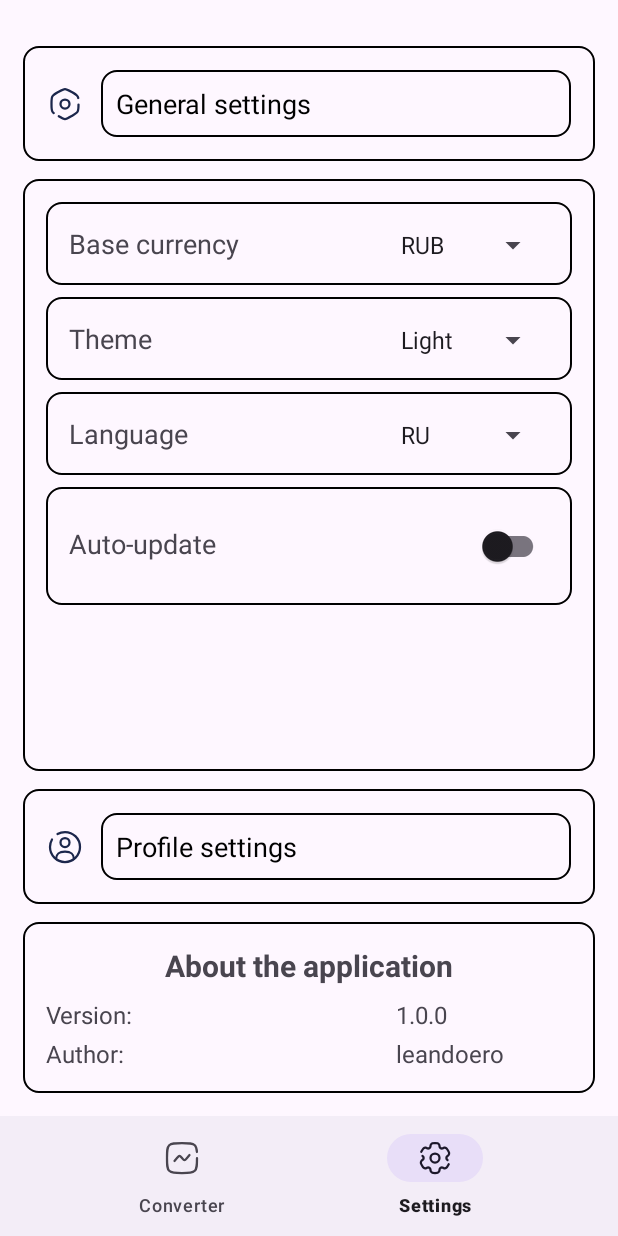
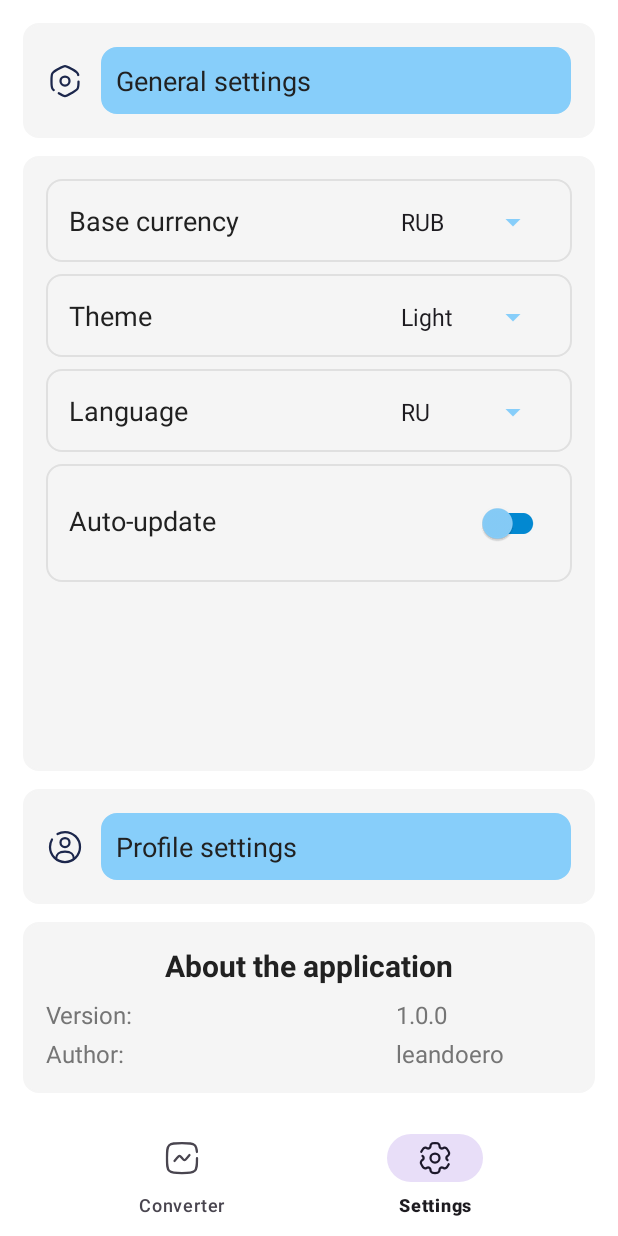
Before and after one commit to leandoero/CurrencyConverter, an Android app: the SettingsFragment screen opened through its navigation route, on a phone screen of 412 x 824 dp. Run offline under Robolectric (Android 15) with nearby library versions, the phone set to English and light mode, and no system bars; our stand-ins replace navigation-ui.

Commit message:
completed application mockup (without fonts)

```diff
--- a/app/src/main/java/com/example/currencyconverter/MainActivity.kt
+++ b/app/src/main/java/com/example/currencyconverter/MainActivity.kt
@@ -2,6 +2,7 @@ package com.example.currencyconverter
 
 import android.os.Bundle
 import androidx.appcompat.app.AppCompatActivity
+import androidx.core.content.ContextCompat
 import androidx.navigation.ui.setupWithNavController
 import androidx.navigation.fragment.NavHostFragment
 import com.example.currencyconverter.databinding.ActivityMainBinding
@@ -19,5 +20,7 @@ class MainActivity : AppCompatActivity() {
             .findFragmentById(R.id.nav_host_fragment) as NavHostFragment
         val navController = navHostFragment.navController
         binding.bottomNav.setupWithNavController(navController)
+        window.statusBarColor = ContextCompat.getColor(this, R.color.colorBackground)
+
     }
 }
--- a/app/src/main/res/drawable/ic_general_settings.xml
+++ b/app/src/main/res/drawable/ic_general_settings.xml
@@ -7,11 +7,11 @@
       android:pathData="M7.843,20.198C9.872,21.399 10.886,22 12,22C13.114,22 14.128,21.399 16.157,20.198L16.843,19.792C18.872,18.59 19.886,17.989 20.443,17C21,16.011 21,14.809 21,12.406M20.815,8C20.733,7.628 20.614,7.304 20.443,7C19.886,6.011 18.872,5.41 16.843,4.208L16.157,3.802C14.128,2.601 13.114,2 12,2C10.886,2 9.872,2.601 7.843,3.802L7.157,4.208C5.128,5.41 4.114,6.011 3.557,7C3,7.989 3,9.191 3,11.594V12.406C3,14.809 3,16.011 3.557,17C3.783,17.402 4.085,17.74 4.5,18.08"
       android:strokeWidth="1.5"
       android:fillColor="#00000000"
-      android:strokeColor="#1C274C"
+      android:strokeColor="@color/colorIcon"
       android:strokeLineCap="round"/>
   <path
       android:pathData="M12,12m-3,0a3,3 0,1 1,6 0a3,3 0,1 1,-6 0"
       android:strokeWidth="1.5"
       android:fillColor="#00000000"
-      android:strokeColor="#1C274C"/>
+      android:strokeColor="@color/colorIcon"/>
 </vector>
--- a/app/src/main/res/drawable/ic_user.xml
+++ b/app/src/main/res/drawable/ic_user.xml
@@ -7,17 +7,17 @@
       android:pathData="M12,9m-3,0a3,3 0,1 1,6 0a3,3 0,1 1,-6 0"
       android:strokeWidth="1.5"
       android:fillColor="#00000000"
-      android:strokeColor="#1C274C"/>
+      android:strokeColor="@color/colorIcon"/>
   <path
       android:pathData="M17.969,20C17.81,17.108 16.925,15 12,15C7.075,15 6.19,17.108 6.031,20"
       android:strokeWidth="1.5"
       android:fillColor="#00000000"
-      android:strokeColor="#1C274C"
+      android:strokeColor="@color/colorIcon"
       android:strokeLineCap="round"/>
   <path
       android:pathData="M7,3.338C8.471,2.487 10.179,2 12,2C17.523,2 22,6.477 22,12C22,17.523 17.523,22 12,22C6.477,22 2,17.523 2,12C2,10.179 2.487,8.471 3.338,7"
       android:strokeWidth="1.5"
       android:fillColor="#00000000"
-      android:strokeColor="#1C274C"
+      android:strokeColor="@color/colorIcon"
       android:strokeLineCap="round"/>
 </vector>
--- a/app/src/main/res/drawable/oval_background.xml
+++ b/app/src/main/res/drawable/oval_background.xml
@@ -1,5 +1,6 @@
 <shape xmlns:android="http://schemas.android.com/apk/res/android"
     android:shape="rectangle">
-    <stroke android:width="1dp"/>
+    <stroke android:width="1dp"
+        android:color="@color/colorBorder"/>
     <corners android:radius="10dp" />
 </shape>
--- a/app/src/main/res/layout/activity_main.xml
+++ b/app/src/main/res/layout/activity_main.xml
@@ -22,6 +22,7 @@
     <com.google.android.material.bottomnavigation.BottomNavigationView
         android:id="@+id/bottomNav"
         android:layout_width="0dp"
+        android:background="@color/colorBackground"
         android:layout_height="wrap_content"
         android:layout_gravity="bottom"
         app:menu="@menu/bottom_nav_menu"
--- a/app/src/main/res/layout/fragment_converter.xml
+++ b/app/src/main/res/layout/fragment_converter.xml
@@ -4,6 +4,7 @@
     xmlns:app="http://schemas.android.com/apk/res-auto"
     android:id="@+id/constraintConverter"
     android:padding="16dp"
+    android:background="@color/colorBackground"
     android:layout_width="match_parent"
     android:layout_height="match_parent">
 
@@ -18,6 +19,7 @@
         android:layout_marginTop="32dp" />
 
     <TextView
+        android:textColor="@color/colorText"
         android:id="@+id/itextNotification"
         android:layout_width="0dp"
         android:layout_height="wrap_content"
@@ -37,6 +39,7 @@
         android:layout_height="wrap_content"
         android:text="@string/converter"
         android:textSize="32sp"
+        android:textColor="@color/colorText"
         android:padding="8dp"
         android:textStyle="bold"
         app:layout_constraintTop_toBottomOf="@id/imageGreetings"
@@ -47,6 +50,7 @@
     <!-- Подписи полей -->
     <TextView
         android:id="@+id/textAmount"
+        android:textColor="@color/colorTextSecondary"
         android:layout_width="wrap_content"
         android:layout_height="wrap_content"
         android:text="Amount"
@@ -57,6 +61,7 @@
 
     <TextView
         android:id="@+id/textСonverted"
+        android:textColor="@color/colorTextSecondary"
         android:layout_width="wrap_content"
         android:layout_height="wrap_content"
         android:text="Converted to"
@@ -67,6 +72,7 @@
 
     <!-- Поле ввода -->
     <LinearLayout
+        android:backgroundTint="@color/colorSurface"
         android:id="@+id/linearAmount"
         android:layout_width="0dp"
         android:layout_height="wrap_content"
@@ -90,7 +96,9 @@
             android:imeOptions="actionDone" />
 
         <Spinner
+            android:backgroundTint="@color/colorPrimary"
             android:id="@+id/spinnerAmount"
+
             android:layout_width="0dp"
             android:layout_height="48dp"
             android:layout_weight="2"
@@ -112,6 +120,7 @@
 
     <!-- Результат конвертации -->
     <LinearLayout
+        android:backgroundTint="@color/colorSurface"
         android:id="@+id/linearConverted"
         android:layout_width="0dp"
         android:layout_height="wrap_content"
@@ -133,6 +142,7 @@
             android:textColor="@color/gray" />
 
         <Spinner
+            android:backgroundTint="@color/colorPrimary"
             android:id="@+id/spinnerConverted"
             android:layout_width="0dp"
             android:layout_height="48dp"
@@ -143,6 +153,7 @@
 
     <!-- Нижний блок -->
     <LinearLayout
+        android:backgroundTint="@color/colorSurface"
         android:layout_width="0dp"
         android:layout_height="0dp"
         android:layout_marginTop="24dp"
@@ -163,12 +174,14 @@
 
             <Spinner
                 android:layout_width="0dp"
+                android:backgroundTint="@color/colorPrimary"
                 android:layout_height="wrap_content"
                 android:layout_weight="1"
                 android:entries="@array/amount_options" />
 
             <Spinner
                 android:layout_width="0dp"
+                android:backgroundTint="@color/colorPrimary"
                 android:layout_height="wrap_content"
                 android:layout_weight="1"
                 android:entries="@array/amount_options" />
@@ -179,8 +192,8 @@
             android:layout_width="match_parent"
             android:layout_height="wrap_content"
             android:text="Select pair"
-            android:backgroundTint="@color/black"
-            android:textColor="@android:color/white"
+            android:backgroundTint="@color/colorPrimary"
+            android:textColor="@color/colorText"
             android:layout_marginBottom="8dp" />
 
         <com.github.mikephil.charting.charts.LineChart
--- a/app/src/main/res/layout/fragment_settings.xml
+++ b/app/src/main/res/layout/fragment_settings.xml
@@ -1,16 +1,17 @@
 <?xml version="1.0" encoding="utf-8"?>
 <LinearLayout xmlns:android="http://schemas.android.com/apk/res/android"
     xmlns:tools="http://schemas.android.com/tools"
+    android:background="@color/colorBackground"
     xmlns:app="http://schemas.android.com/apk/res-auto"
     android:layout_width="match_parent"
     android:layout_height="match_parent"
     android:orientation="vertical"
-    android:layout_marginTop="15dp"
     android:padding="15dp"
     tools:context=".SettingsFragment">
 
 
     <androidx.constraintlayout.widget.ConstraintLayout
+        android:backgroundTint="@color/colorSurface"
         android:background="@drawable/oval_background"
         android:id="@+id/layout_general_settings"
         android:layout_width="match_parent"
@@ -29,6 +30,7 @@
             app:layout_constraintBottom_toBottomOf="parent" />
 
         <TextView
+            android:backgroundTint="@color/colorPrimary"
             android:background="@drawable/oval_background"
             android:padding="10dp"
             android:layout_marginStart="12dp"
@@ -37,7 +39,7 @@
             android:layout_height="wrap_content"
             android:gravity="center_vertical"
             android:text="General settings"
-            android:textColor="@android:color/black"
+            android:textColor="@color/colorText"
             android:textSize="18sp"
             app:layout_constraintBottom_toBottomOf="@+id/imageGeneralSettings"
             app:layout_constraintEnd_toEndOf="parent"
@@ -46,6 +48,7 @@
     </androidx.constraintlayout.widget.ConstraintLayout>
     <!-- Блок с настройками валют -->
     <LinearLayout
+        android:backgroundTint="@color/colorSurface"
         android:layout_width="match_parent"
         android:layout_height="0dp"
         android:layout_weight="1"
@@ -70,12 +73,14 @@
                 android:layout_weight="2"
                 android:layout_height="wrap_content"
                 android:text="Base currency"
+                android:textColor="@color/colorText"
                 android:textSize="18sp"
                 android:gravity="center_vertical" />
 
             <Spinner
                 android:layout_width="0dp"
                 android:layout_weight="1"
+                android:backgroundTint="@color/colorPrimary"
                 android:layout_height="wrap_content"
                 android:entries="@array/amount_options" />
         </LinearLayout>
@@ -97,12 +102,14 @@
                 android:layout_width="0dp"
                 android:layout_weight="2"
                 android:layout_height="wrap_content"
+                android:textColor="@color/colorText"
                 android:text="Theme"
                 android:textSize="18sp"
                 android:gravity="center_vertical" />
 
             <Spinner
                 android:layout_width="0dp"
+                android:backgroundTint="@color/colorPrimary"
                 android:layout_weight="1"
                 android:layout_height="wrap_content"
                 android:entries="@array/theme_options" />
@@ -120,12 +127,14 @@
                 android:layout_width="0dp"
                 android:layout_weight="2"
                 android:layout_height="wrap_content"
+                android:textColor="@color/colorText"
                 android:text="Language"
                 android:textSize="18sp"
                 android:gravity="center_vertical" />
 
             <Spinner
                 android:layout_width="0dp"
+                android:backgroundTint="@color/colorPrimary"
                 android:layout_weight="1"
                 android:layout_height="wrap_content"
                 android:entries="@array/language_options" />
@@ -145,12 +154,17 @@
                 android:layout_weight="2"
                 android:layout_height="wrap_content"
                 android:text="Auto-update"
+                android:textColor="@color/colorText"
                 android:textSize="18sp"
                 android:gravity="center_vertical" />
 
             <androidx.appcompat.widget.SwitchCompat
                 android:id="@+id/mySwitch"
                 android:layout_width="0dp"
+                app:thumbTint="@color/colorPrimary"
+                app:trackTint="@color/colorPrimaryDark"
+                android:backgroundTint="@color/colorPrimary"
+
                 android:layout_height="wrap_content"
                 android:layout_weight="1" />
 
@@ -160,6 +174,7 @@
 
     <!-- Блок "Настройки профиля" -->
     <androidx.constraintlayout.widget.ConstraintLayout
+        android:backgroundTint="@color/colorSurface"
         android:background="@drawable/oval_background"
         android:id="@+id/layout_profile_settings"
         android:layout_width="match_parent"
@@ -178,6 +193,7 @@
             app:layout_constraintBottom_toBottomOf="parent" />
 
         <TextView
+            android:backgroundTint="@color/colorPrimary"
             android:background="@drawable/oval_background"
             android:padding="10dp"
             android:id="@+id/tvProfileSettings"
@@ -185,7 +201,7 @@
             android:layout_height="wrap_content"
             android:text="Profile settings"
             android:textSize="18sp"
-            android:textColor="@android:color/black"
+            android:textColor="@color/colorText"
             android:gravity="center_vertical"
             android:layout_marginStart="12dp"
             app:layout_constraintStart_toEndOf="@id/imageUser"
@@ -196,6 +212,7 @@
 
     <!-- О приложении -->
     <LinearLayout
+        android:backgroundTint="@color/colorSurface"
         android:layout_width="match_parent"
         android:layout_height="wrap_content"
         android:orientation="vertical"
@@ -207,6 +224,7 @@
             android:layout_width="match_parent"
             android:layout_height="wrap_content"
             android:text="About the application"
+            android:textColor="@color/colorText"
             android:textSize="20sp"
             android:gravity="center"
             android:textStyle="bold"
@@ -223,6 +241,7 @@
                 android:layout_height="wrap_content"
                 android:layout_weight="2"
                 android:text="Version:"
+                android:textColor="@color/colorTextSecondary"
                 android:textSize="16sp"
                 android:gravity="center_vertical" />
 
@@ -231,6 +250,7 @@
                 android:layout_height="wrap_content"
                 android:layout_weight="1"
                 android:text="1.0.0"
+                android:textColor="@color/colorTextSecondary"
                 android:textSize="16sp" />
         </LinearLayout>
 
@@ -246,11 +266,13 @@
                 android:layout_height="wrap_content"
                 android:layout_weight="2"
                 android:text="Author:"
+                android:textColor="@color/colorTextSecondary"
                 android:textSize="16sp"
                 android:gravity="center_vertical" />
 
             <TextView
                 android:layout_width="0dp"
+                android:textColor="@color/colorTextSecondary"
                 android:layout_height="wrap_content"
                 android:layout_weight="1"
                 android:text="leandoero"
--- /dev/null
+++ b/app/src/main/res/values-night/colors.xml
@@ -0,0 +1,13 @@
+<?xml version="1.0" encoding="utf-8"?>
+<resources>
+
+    <color name="colorBackground">#121212</color>
+    <color name="colorSurface">#1E1E1E</color>
+    <color name="colorPrimary">#FF9800</color>
+    <color name="colorPrimaryDark">#F57C00</color>
+    <color name="colorText">#FFFFFF</color>
+    <color name="colorTextSecondary">#B0B0B0</color>
+    <color name="colorIcon">#6F2928</color>
+    <color name="colorBorder">#2C2C2C</color>
+
+</resources>
--- a/app/src/main/res/values/colors.xml
+++ b/app/src/main/res/values/colors.xml
@@ -3,4 +3,14 @@
     <color name="black">#FF000000</color>
     <color name="white">#FFFFFFFF</color>
     <color name="gray">#808080</color>
+
+    <color name="colorBackground">#FFFFFF</color>
+    <color name="colorSurface">#F5F5F5</color>
+    <color name="colorPrimary">#87CEFA</color>
+    <color name="colorPrimaryDark">#0288D1</color>
+    <color name="colorText">#212121</color>
+    <color name="colorTextSecondary">#757575</color>
+    <color name="colorIcon">#1C274C</color>
+    <color name="colorBorder">#E0E0E0</color>
+
 </resources>
```
